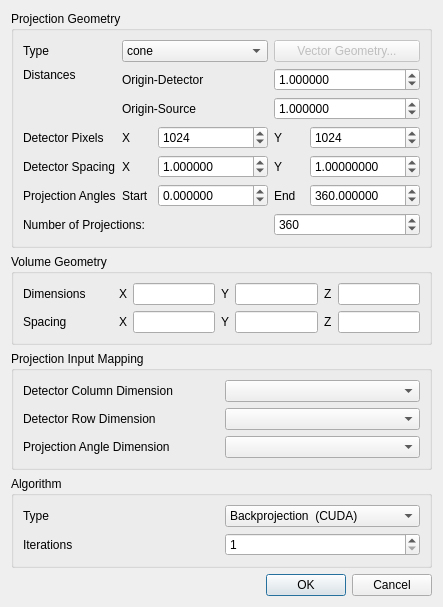
Before: the Qt Designer form modules/AstraReconstruction/ProjectionParameters.ui in 3dct/open_iA, drawn with Qt 5.
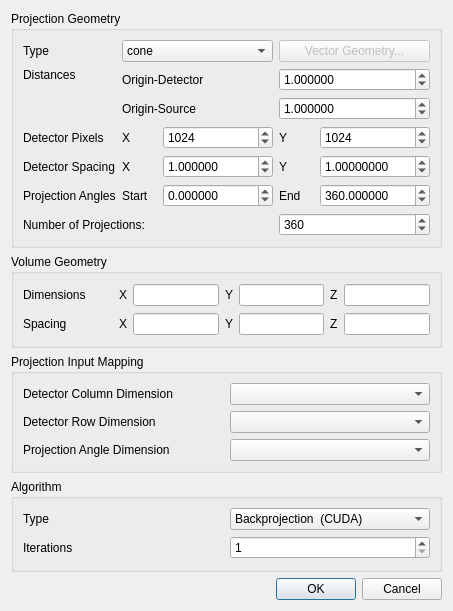
After: the same form once the commit is applied.

Commit message: ASTRA: Fix hiding of settings

What changed in the file:
```diff
--- a/modules/AstraReconstruction/ProjectionParameters.ui
+++ b/modules/AstraReconstruction/ProjectionParameters.ui
@@ -6,8 +6,8 @@
    <rect>
     <x>0</x>
     <y>0</y>
-    <width>434</width>
-    <height>552</height>
+    <width>444</width>
+    <height>611</height>
    </rect>
   </property>
   <property name="windowTitle">
@@ -33,7 +33,7 @@
          <widget class="QLabel" name="label_14">
           <property name="minimumSize">
            <size>
-            <width>30</width>
+            <width>35</width>
             <height>0</height>
            </size>
           </property>
@@ -77,7 +77,7 @@
          <widget class="QLabel" name="label_15">
           <property name="minimumSize">
            <size>
-            <width>30</width>
+            <width>35</width>
             <height>0</height>
            </size>
           </property>
@@ -230,7 +230,7 @@
          <widget class="QLabel" name="label_8">
           <property name="minimumSize">
            <size>
-            <width>30</width>
+            <width>35</width>
             <height>0</height>
            </size>
           </property>
@@ -271,7 +271,7 @@
          <widget class="QLabel" name="label_9">
           <property name="minimumSize">
            <size>
-            <width>30</width>
+            <width>35</width>
             <height>0</height>
            </size>
           </property>
@@ -316,7 +316,7 @@
          <widget class="QLabel" name="label_5">
           <property name="minimumSize">
            <size>
-            <width>30</width>
+            <width>35</width>
             <height>0</height>
            </size>
           </property>
@@ -360,7 +360,7 @@
          <widget class="QLabel" name="label_6">
           <property name="minimumSize">
            <size>
-            <width>30</width>
+            <width>35</width>
             <height>0</height>
            </size>
           </property>
```
Left out of the diff: 8 changed lines with no effect on the pictures. The commit also changes 1 other file.
